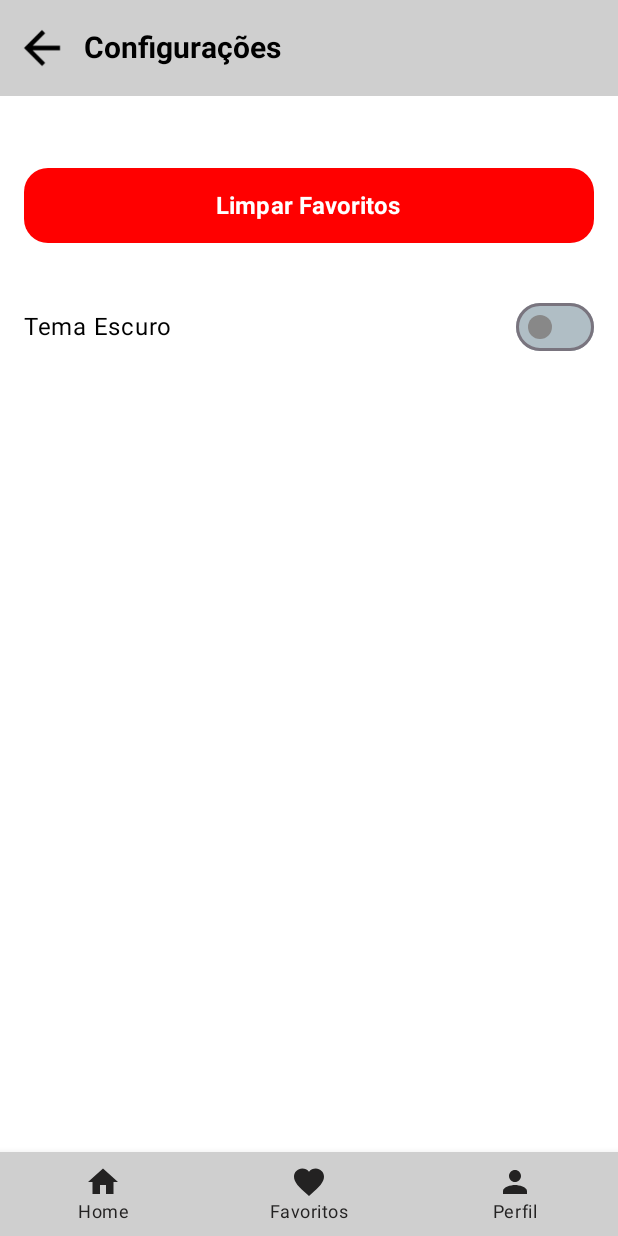
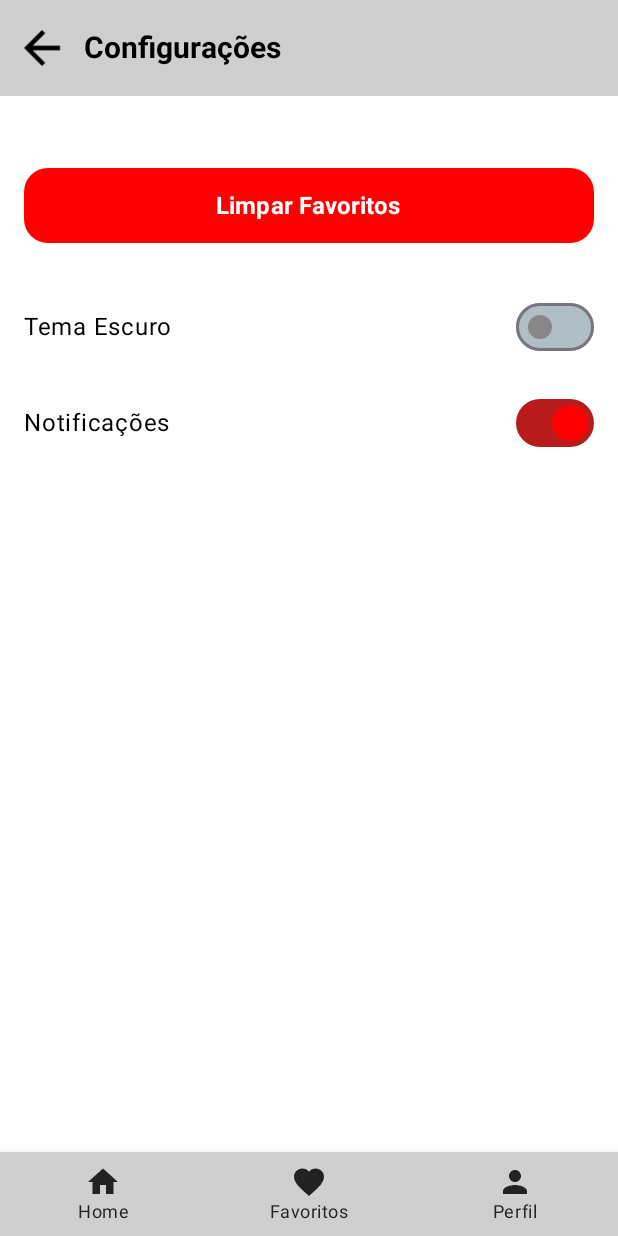
Before and after one commit to GustavoErick/PumpFit, an Android app built with Jetpack Compose: the ConfigScreen screen opened through its navigation route, on a phone screen of 412 x 824 dp. Run offline under Robolectric (Android 15) with nearby library versions, the phone set to English and light mode, and no system bars.

Commit message:
notificacoes implementadas e armazenando as prefs

```diff
--- a/app/src/main/AndroidManifest.xml
+++ b/app/src/main/AndroidManifest.xml
@@ -1,6 +1,11 @@
 <?xml version="1.0" encoding="utf-8"?>
 <manifest xmlns:android="http://schemas.android.com/apk/res/android"
     xmlns:tools="http://schemas.android.com/tools">
+
+    <uses-permission android:name="android.permission.POST_NOTIFICATIONS" />
+    <uses-permission android:name="android.permission.SCHEDULE_EXACT_ALARM"
+        tools:ignore="ProtectedPermissions" />
+
 
     <application
         android:allowBackup="true"
@@ -23,6 +28,7 @@
                 <category android:name="android.intent.category.LAUNCHER" />
             </intent-filter>
         </activity>
+        <receiver android:name=".services.TimerReceiver" />
     </application>
 
 </manifest>
--- a/app/src/main/java/com/example/pumpfit/components/Menu.kt
+++ b/app/src/main/java/com/example/pumpfit/components/Menu.kt
@@ -2,11 +2,9 @@ package com.example.pumpfit.components
 
 import androidx.compose.foundation.background
 import androidx.compose.foundation.layout.Box
-import androidx.compose.foundation.shape.RoundedCornerShape
 import androidx.compose.material.DropdownMenu
 import androidx.compose.material.DropdownMenuItem
 import androidx.compose.material3.Icon
-import androidx.compose.material.*
 import androidx.compose.material.icons.Icons
 import androidx.compose.material.IconButton
 import androidx.compose.material.Text
@@ -14,9 +12,6 @@ import androidx.compose.material.icons.filled.MoreVert
 import androidx.compose.material3.MaterialTheme
 import androidx.compose.runtime.*
 import androidx.compose.ui.Modifier
-import androidx.compose.ui.draw.shadow
-import androidx.compose.ui.graphics.Color
-import androidx.compose.ui.unit.dp
 import androidx.compose.ui.unit.sp
 import androidx.navigation.NavController
 
--- a/app/src/main/java/com/example/pumpfit/ui/screen/ConfigScreen.kt
+++ b/app/src/main/java/com/example/pumpfit/ui/screen/ConfigScreen.kt
@@ -17,113 +17,17 @@ import com.example.pumpfit.R
 import com.example.pumpfit.model.datastore.SettingsDataStore
 import kotlinx.coroutines.CoroutineScope
 import kotlinx.coroutines.launch
-//
-//
-//@OptIn(ExperimentalMaterial3Api::class)
-//@Composable
-//fun ConfigScreen(onBackClick: () -> Unit, onClearFavorites: () -> Unit, isDarkTheme: MutableState<Boolean>) {
-//    Scaffold(
-//        topBar = {
-//            TopAppBar(
-//                title = {
-//                    Text(
-//                        text = "Configurações",
-//                        color = MaterialTheme.colorScheme.tertiary,
-//                        fontSize = 20.sp,
-//                        fontWeight = FontWeight.Bold
-//                    )
-//                },
-//                navigationIcon = {
-//                    IconButton(onClick = { onBackClick() }) {
-//                        Icon(
-//                            painter = painterResource(id = R.drawable.ic_back),
-//                            contentDescription = "Voltar",
-//                            tint = MaterialTheme.colorScheme.tertiary
-//                        )
-//                    }
-//                },
-//                colors = TopAppBarDefaults.topAppBarColors(
-//                    containerColor = MaterialTheme.colorScheme.onBackground,
-//                    titleContentColor = MaterialTheme.colorScheme.tertiary,
-//                    navigationIconContentColor = MaterialTheme.colorScheme.tertiary
-//                )
-//            )
-//
-//        }
-//    ) { innerPadding ->
-//        Column(
-//            modifier = Modifier
-//                .fillMaxSize()
-//                .background(MaterialTheme.colorScheme.background)
-//                .padding(innerPadding)
-//                .padding(16.dp),
-//            horizontalAlignment = Alignment.CenterHorizontally
-//        ) {
-//            Spacer(modifier = Modifier.height(32.dp))
-//
-//            Button(
-//                onClick = { onClearFavorites() },
-//                modifier = Modifier
-//                    .fillMaxWidth()
-//                    .height(50.dp),
-//                colors = ButtonDefaults.buttonColors(
-//                    containerColor = Color.Red,
-//                    contentColor = Color.White
-//                ),
-//                shape = RoundedCornerShape(16.dp)
-//            ) {
-//                Text(text = "Limpar Favoritos", fontSize = 16.sp, fontWeight = FontWeight.Bold)
-//            }
-//
-//            Spacer(modifier = Modifier.height(32.dp))
-//
-//            // Switch para alternar o tema
-//            Row(
-//                verticalAlignment = Alignment.CenterVertically,
-//                modifier = Modifier.fillMaxWidth()
-//            ) {
-//                Text(
-//                    text = "Tema Escuro",
-//                    color = MaterialTheme.colorScheme.tertiary,
-//                    fontSize = 16.sp,
-//                    modifier = Modifier.weight(1f)
-//                )
-//
-//                Switch(
-//                    checked = isDarkTheme.value,
-//                    onCheckedChange = { isDarkTheme.value = it },
-//                    colors = SwitchDefaults.colors(
-//                        checkedThumbColor = Color.Red,
-//                        uncheckedThumbColor = Color.Gray,
-//                        checkedTrackColor = Color(0xFFB71C1C),
-//                        uncheckedTrackColor = Color(0xFFB0BEC5)
-//                    )
-//                )
-//            }
-//        }
-//    }
-//}
-//
-//@Preview(showBackground = true)
-//@Composable
-//fun ConfigScreenPreview() {
-//    ConfigScreen(
-//        onBackClick = { },
-//        onClearFavorites = { },
-//        isDarkTheme = remember {mutableStateOf(false)}
-//    )
-//}
 
 @OptIn(ExperimentalMaterial3Api::class)
 @Composable
 fun ConfigScreen(
     onBackClick: () -> Unit,
     onClearFavorites: () -> Unit,
-    settingsDataStore: SettingsDataStore, // Novo parâmetro
-    scope: CoroutineScope // Novo parâmetro
+    settingsDataStore: SettingsDataStore,
+    scope: CoroutineScope
 ) {
-    // Lógica existente
     val isDarkTheme = settingsDataStore.isDarkTheme.collectAsState(initial = false).value
+    val notificationsEnabled = settingsDataStore.notificationsEnabled.collectAsState(initial = true).value // Estado inicial
 
     Scaffold(
         topBar = {
@@ -195,7 +99,37 @@ fun ConfigScreen(
                     checked = isDarkTheme,
                     onCheckedChange = { isChecked ->
                         scope.launch {
-                            settingsDataStore.setDarkTheme(isChecked) // Atualiza o tema no DataStore
+                            settingsDataStore.setDarkTheme(isChecked)
+                        }
+                    },
+                    colors = SwitchDefaults.colors(
+                        checkedThumbColor = Color.Red,
+                        uncheckedThumbColor = Color.Gray,
+                        checkedTrackColor = Color(0xFFB71C1C),
+                        uncheckedTrackColor = Color(0xFFB0BEC5)
+                    )
+                )
+            }
+
+            Spacer(modifier = Modifier.height(16.dp))
+
+            // Switch para desativar e ativar as notificações
+            Row(
+                verticalAlignment = Alignment.CenterVertically,
+                modifier = Modifier.fillMaxWidth()
+            ) {
+                Text(
+                    text = "Notificações",
+                    color = MaterialTheme.colorScheme.tertiary,
+                    fontSize = 16.sp,
+                    modifier = Modifier.weight(1f)
+                )
+
+                Switch(
+                    checked = notificationsEnabled,
+                    onCheckedChange = { isChecked ->
+                        scope.launch {
+                            settingsDataStore.setNotificationsEnabled(isChecked)
                         }
                     },
                     colors = SwitchDefaults.colors(
--- a/app/src/main/java/com/example/pumpfit/ui/screen/ExerciseListScreen.kt
+++ b/app/src/main/java/com/example/pumpfit/ui/screen/ExerciseListScreen.kt
@@ -17,7 +17,6 @@ import androidx.compose.ui.graphics.Color
 import androidx.compose.ui.layout.ContentScale
 import androidx.compose.ui.res.painterResource
 import androidx.compose.ui.text.font.FontWeight
-
 import androidx.compose.ui.unit.dp
 import androidx.compose.ui.unit.sp
 import com.example.pumpfit.R
--- a/app/src/main/java/com/example/pumpfit/ui/screen/FavoritesScreen.kt
+++ b/app/src/main/java/com/example/pumpfit/ui/screen/FavoritesScreen.kt
@@ -10,7 +10,6 @@ import androidx.compose.foundation.lazy.LazyColumn
 import androidx.compose.foundation.lazy.items
 import androidx.compose.material.Icon
 import androidx.compose.material.TopAppBar
-import androidx.compose.material3.ExperimentalMaterial3Api
 import androidx.compose.material3.IconButton
 import androidx.compose.material3.MaterialTheme
 import androidx.compose.material3.Scaffold
@@ -18,9 +17,7 @@ import androidx.compose.material3.Text
 import androidx.compose.runtime.Composable
 import androidx.compose.ui.Alignment
 import androidx.compose.ui.Modifier
-import androidx.compose.ui.graphics.Color
 import androidx.compose.ui.res.painterResource
-import androidx.compose.ui.text.font.FontWeight
 import androidx.compose.ui.unit.dp
 import androidx.compose.ui.unit.sp
 import com.example.pumpfit.model.Exercise
```
Also changed, not shown: app/src/main/java/com/example/pumpfit/model/mock/MockExercises.kt (+2 -35 lines), app/src/main/java/com/example/pumpfit/services/TimerReceiver.kt (added, +31 -0 lines), app/src/main/java/com/example/pumpfit/ui/screen/ExerciseDetailsScreen.kt (+74 -4 lines), app/src/main/java/com/example/pumpfit/util/NotificationUtils.kt (added, +78 -0 lines), app/src/main/res/drawable/ic_notification.png (added).
